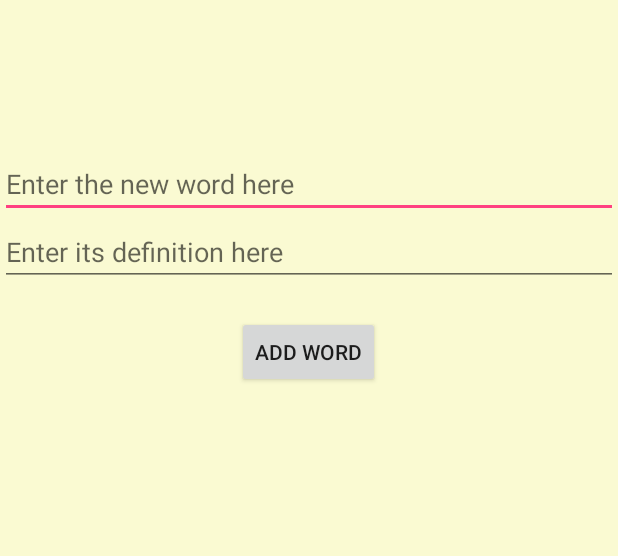
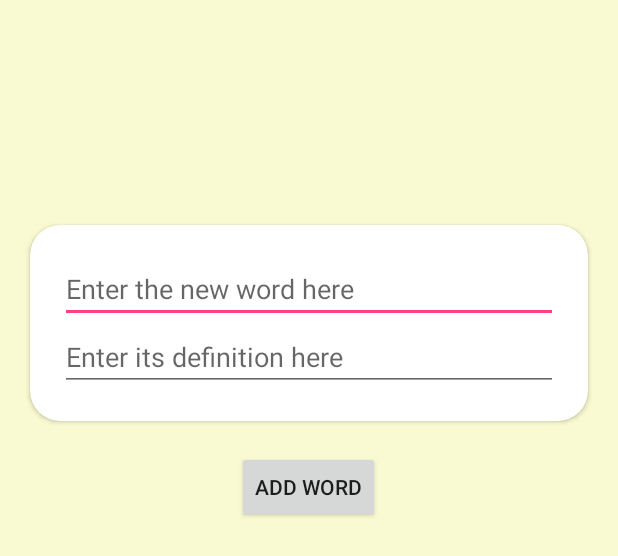
Before and after one commit to chauhankartik1708/Andriod-Development, an Android app: the layout activity_add_word.xml on its own in the app's theme, with its tools: preview values and no code run, on a phone screen of 412 x 824 dp. Shown: the top 556 px of the screen. Run offline under Robolectric (Android 15) with nearby library versions, the phone set to English and light mode, and no system bars.

Commit message:
added card view

```diff
--- a/Stanford/Dictionary/app/build.gradle
+++ b/Stanford/Dictionary/app/build.gradle
@@ -7,7 +7,7 @@ android {
         minSdkVersion 16
         targetSdkVersion 26
         versionCode 1
-        versionName "1.0"
+        versionName "2.0"
         testInstrumentationRunner "android.support.test.runner.AndroidJUnitRunner"
     }
     buildTypes {
@@ -25,5 +25,7 @@ dependencies {
     testImplementation 'junit:junit:4.12'
     androidTestImplementation 'com.android.support.test:runner:1.0.1'
     androidTestImplementation 'com.android.support.test.espresso:espresso-core:3.0.1'
+    implementation 'com.android.support:recyclerview-v7:26.1.0'
 
+    implementation 'com.android.support:cardview-v7:26.1.0'
 }
--- a/Stanford/Dictionary/app/src/main/res/layout/activity_add_word.xml
+++ b/Stanford/Dictionary/app/src/main/res/layout/activity_add_word.xml
@@ -9,20 +9,41 @@
     android:layout_height="match_parent"
     tools:context="com.example.kartiksinghchauhan.dictionary.AddWordActivity">
 
+
+    <android.support.v7.widget.CardView
+        android:layout_width="match_parent"
+        android:layout_height="wrap_content"
+        android:layout_marginLeft="20dp"
+        android:layout_marginRight="20dp"
+        android:layout_marginTop="150dp"
+
+        android:background="@color/White"
+        app:cardPreventCornerOverlap="false"
+        android:elevation="10dp"
+        android:paddingTop="0dp"
+        app:cardCornerRadius="20dp">
+
+        <LinearLayout
+            android:layout_width="match_parent"
+            android:layout_height="match_parent"
+            android:orientation="vertical"
+            android:padding="20dp">
+
             <EditText
-        android:layout_marginTop="100sp"
                 android:id="@+id/new_word"
-        android:text=""
+                android:layout_width="match_parent"
+                android:layout_height="wrap_content"
                 android:hint="Enter the new word here"
-        android:layout_width="match_parent"
-        android:layout_height="wrap_content" />
+                android:text="" />
 
             <EditText
                 android:id="@+id/new_defn"
-        android:text=""
+                android:layout_width="match_parent"
+                android:layout_height="wrap_content"
                 android:hint="Enter its definition here"
-        android:layout_width="match_parent"
-        android:layout_height="wrap_content" />
+                android:text="" />
+        </LinearLayout>
+    </android.support.v7.widget.CardView>
 
             <Button
                 android:layout_marginTop="20sp"
@@ -30,4 +51,5 @@
                 android:text="Add word"
                 android:layout_width="wrap_content"
                 android:layout_height="wrap_content" />
+
 </LinearLayout>
```
Also changed, not shown: Stanford/Dictionary/app/src/main/res/layout/activity_main.xml (+22 -3 lines). Lines whose indentation alone changed are shown as unchanged.
